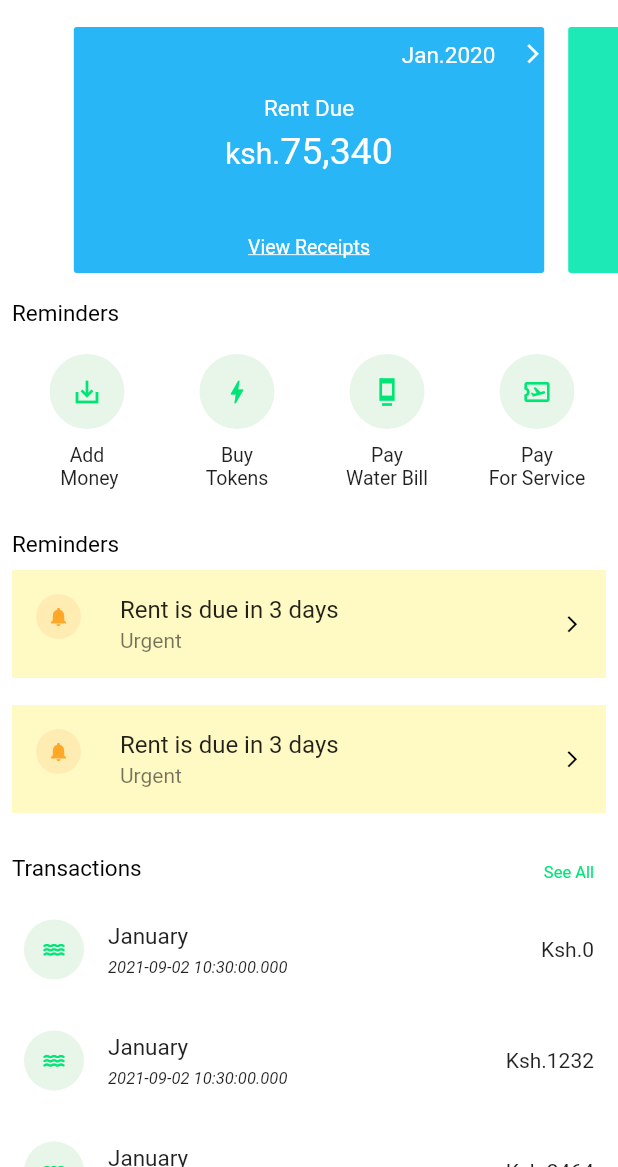
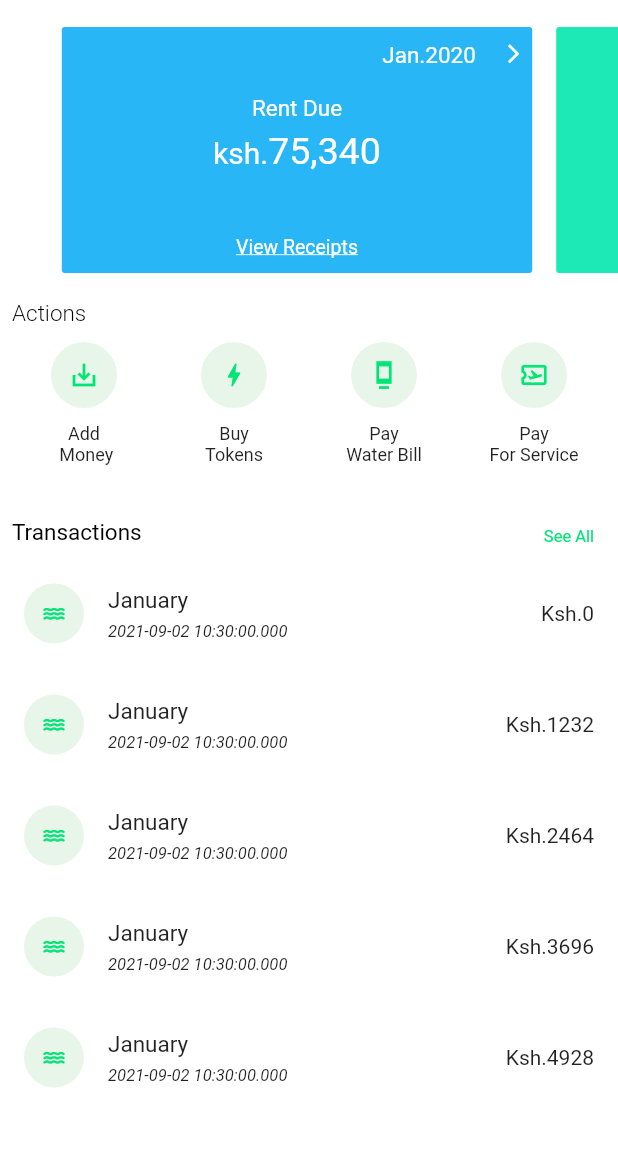
Before and after one commit to CreamyMilk/acrib, a Flutter app: the screen it shows after launch, on a phone screen of 412 x 824 dp, the part 69-1236 px from its top. Run offline on Flutter 3.47's test engine with Material 2 defaults, Android fonts, the phone set to English and light mode, and no system bars.

Commit message:
⛅ Bottom sheet layout

```diff
--- a/lib/constants.dart
+++ b/lib/constants.dart
@@ -6,7 +6,7 @@ class Constants {
 
   static const String FullnameStore = "name";
   static const String PhoneNumberStore = "phonenumber";
-  static const String WalletNameStore = "walletname";
+  static const String WalletIDStore = "walletname";
   static const String BalanceStore = "balance";
   static const String TransactionsStore = "transaction";
   static const String RoleStore = "role";
--- a/lib/pages/home/SimpleCard.dart
+++ b/lib/pages/home/SimpleCard.dart
@@ -45,7 +45,7 @@ class SimpleCard extends StatelessWidget {
             },
             value: selectedItem,
             icon: Padding(
-              padding: EdgeInsets.only(bottom: 30),
+              padding: EdgeInsets.only(bottom: 30, right: 5),
               child: Icon(
                 Icons.arrow_forward_ios_outlined,
                 size: 15,
@@ -76,8 +76,8 @@ class SimpleCard extends StatelessWidget {
     );
     return Container(
       margin:
-          const EdgeInsets.only(left: 8.0, right: 8.0, top: 8.0, bottom: 8.0),
-      width: 300,
+          const EdgeInsets.only(left: 0.0, right: 16.0, top: 8.0, bottom: 8.0),
+      width: 200,
       decoration: BoxDecoration(
         color: cardColor,
         borderRadius: BorderRadius.circular(2),
--- a/lib/pages/home/TransactionsList.dart
+++ b/lib/pages/home/TransactionsList.dart
@@ -36,7 +36,7 @@ class TransactionList extends StatelessWidget {
         separatorBuilder: (_, __) {
           return Container();
         },
-        itemCount: 10,
+        itemCount: 5,
         itemBuilder: (ctx, idx) {
           return ExpansionTile(
             leading: CircleAvatar(
--- a/lib/pages/home/homePage.dart
+++ b/lib/pages/home/homePage.dart
@@ -26,9 +26,7 @@ class HomePage extends StatelessWidget {
       body: SingleChildScrollView(
         child: Column(
           children: [
-            const XMargin(10),
             CardsView(),
-            const XMargin(10),
             const YMargin(10),
             Padding(
               padding: const EdgeInsets.only(left: 8.0),
@@ -36,12 +34,12 @@ class HomePage extends StatelessWidget {
             ),
             const YMargin(10),
             Center(child: WalletActions()),
-            const YMargin(10),
-            Padding(
-              padding: const EdgeInsets.only(left: 8.0),
-              child: TodoListHeader(),
-            ),
-            SizedBox(height: 180, child: TodoList()),
+            // const YMargin(10),
+            // Padding(
+            //   padding: const EdgeInsets.only(left: 8.0),
+            //   child: TodoListHeader(),
+            // ),
+            // SizedBox(height: 180, child: TodoList()),
             const YMargin(10),
             Padding(
               padding: const EdgeInsets.only(right: 8.0),
@@ -113,7 +111,8 @@ class _CardsViewState extends State<CardsView> {
             },
             child: simpleCardsArray[idx],
           );
-          }),
+        },
+      ),
     );
   }
 }
--- a/lib/pages/home/todoLists.dart
+++ b/lib/pages/home/todoLists.dart
@@ -9,9 +9,9 @@ class TodoListHeader extends StatelessWidget {
     return Row(
       children: [
         Text(
-          "Reminders",
+          "Actions",
           style: TextStyle(
-              fontSize: 15, color: Colors.black, fontWeight: FontWeight.w400),
+              fontSize: 15, color: Colors.black, fontWeight: FontWeight.w300),
         ),
         Spacer(),
       ],
--- a/lib/pages/wallets/walletsPage.dart
+++ b/lib/pages/wallets/walletsPage.dart
@@ -1,3 +1,4 @@
+import 'package:acrib/pages/wallets/addMoneyBottomSheet.dart';
 import 'package:acrib/utils/sizedMargins.dart';
 import 'package:flutter/material.dart';
 
@@ -29,14 +30,17 @@ class WalletActions extends StatelessWidget {
   @override
   Widget build(BuildContext context) {
     return Container(
-      padding: EdgeInsets.all(8.0),
+      padding: EdgeInsets.all(0.0),
       child: SingleChildScrollView(
         scrollDirection: Axis.horizontal,
         child: Row(
           crossAxisAlignment: CrossAxisAlignment.center,
           children: [
             SingleWalletAction(
-                actionIcon: Icons.save_alt_sharp, actionName: "Add\n Money"),
+              actionIcon: Icons.save_alt_sharp,
+              actionName: "Add\n Money",
+              pressedHook: () => {showPaymentSheet(context)},
+            ),
             SingleWalletAction(
                 actionIcon: Icons.bolt, actionName: "Buy\nTokens"),
             SingleWalletAction(
@@ -53,20 +57,28 @@ class WalletActions extends StatelessWidget {
 
 class SingleWalletAction extends StatelessWidget {
   const SingleWalletAction(
-      {Key? key, @required this.actionIcon, required this.actionName})
+      {Key? key,
+      required this.actionIcon,
+      required this.actionName,
+      this.pressedHook})
       : super(key: key);
   final IconData? actionIcon;
   final String actionName;
+  final Function? pressedHook;
   @override
   Widget build(BuildContext context) {
-    return SizedBox(
+    return GestureDetector(
+      onTap: (){
+        pressedHook!();
+      },
+      child: SizedBox(
         height: 100,
         width: 100,
         child: Column(
           children: [
             CircleAvatar(
               backgroundColor: Colors.green[50],
-            radius: 25,
+              radius: 22,
               child: Icon(
                 actionIcon,
                 size: 20,
@@ -77,11 +89,12 @@ class SingleWalletAction extends StatelessWidget {
             Text(actionName,
                 textAlign: TextAlign.center,
                 style: TextStyle(
-                fontSize: 13,
+                  fontSize: 12,
                   fontWeight: FontWeight.w400,
                 ))
           ],
         ),
+      ),
     );
   }
 }
```
Also changed, not shown: lib/pages/wallets/addMoneyBottomSheet.dart (added, +211 -0 lines), lib/utils/imageFilters.dart (added, +30 -0 lines), lib/utils/typeExtensions.dart (+9 -0 lines). Lines whose indentation alone changed are shown as unchanged.
